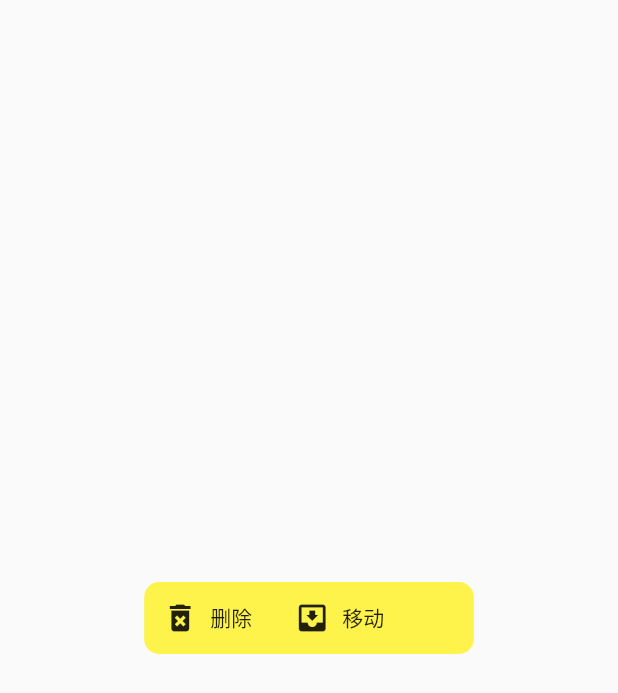
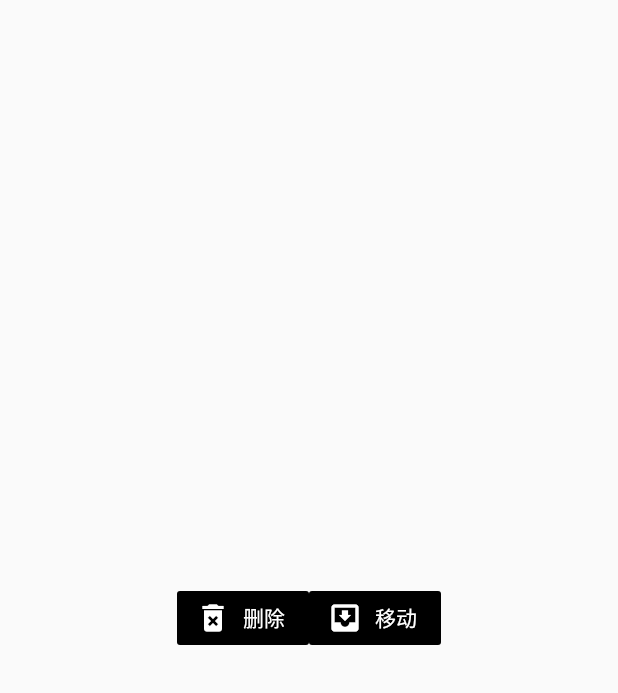
Before and after one commit to jsz315/flutter-app-copy, a Flutter app: the EditMenu widget shown alone on an empty page, opened directly, after a tap on "删除", on a phone screen of 412 x 824 dp. Shown: the top 693 px of the screen. Run offline on Flutter 3.47's test engine with Material 2 defaults, Android fonts, the phone set to English and light mode, and no system bars; our stand-ins replace dio, event_bus, extended_image, flutter_screenutil, flutter_swiper, permission_handler and 3 more; missing offline and left inert: video_thumbnail; accounts and stored records are empty; statements that could not run were skipped.

Commit message:
添加选择数量

```diff
--- a/example/lib/components/edit_menu.dart
+++ b/example/lib/components/edit_menu.dart
@@ -112,18 +112,23 @@ class _EditMenuState extends State<EditMenu> with SingleTickerProviderStateMixin
     for(var i = 0; i < _tags.length; i++){
       var tag = _tags[i];
       list.add(
-        RaisedButton(
+        SizedBox(
+          height: 24,
+          child: RaisedButton(
               padding: EdgeInsets.all(2),
               onPressed: (){_autoFolder(tag);},
-          child: Text(tag),
+              child: Text(tag, style: TextStyle(color: Colors.white,)),
+              color: Colors.black38,
               shape: new RoundedRectangleBorder(
                 // side: BorderSide(
                 //   color: Colors.amber,
                 //   width: 30
                 // ),
-            borderRadius: BorderRadius.circular(20)
+                  borderRadius: BorderRadius.circular(16)
               )
+          ),
         )
+
       );
     }
     showDialog(
@@ -152,6 +157,7 @@ class _EditMenuState extends State<EditMenu> with SingleTickerProviderStateMixin
                 ),
                 Wrap(
                   spacing: 10,
+                  runSpacing: 10,
                   children: list,
                 )
                 ],
@@ -184,24 +190,22 @@ class _EditMenuState extends State<EditMenu> with SingleTickerProviderStateMixin
 
   @override
   Widget build(BuildContext context) {
+
     return AnimatedBuilder(
       animation: animation,
       builder: (BuildContext ctx, Widget child){
         return Positioned(
-          left: ScreenUtil().setWidth(750 / 2 - 400 / 2),
+          left: 0,
           bottom: animation.value,
+          child: Container(
+            width: ScreenUtil().setWidth(750),
             child: Center(
-            child: Container(
-              width: ScreenUtil().setWidth(400),
               child: Row(
+                mainAxisAlignment: MainAxisAlignment.center,
                 children: <Widget>[
-                  FlatButton.icon(onPressed: (){_deleteItems();}, icon: Icon(Icons.delete_forever), label: Text("删除")),
-                  FlatButton.icon(onPressed: (){_popInput();}, icon: Icon(Icons.move_to_inbox), label: Text("移动"))
+                  FlatButton.icon(onPressed: (){_deleteItems();}, icon: Icon(Icons.delete_forever, color: Colors.white,), label: Text("删除", style: TextStyle(color: Colors.white),), color: Colors.black,),
+                  FlatButton.icon(onPressed: (){_popInput();}, icon: Icon(Icons.move_to_inbox, color: Colors.white,), label: Text("移动", style: TextStyle(color: Colors.white),), color: Colors.black,)
                 ],
-              ),
-              decoration: BoxDecoration(
-                  color: Color.fromARGB(180, 255, 240, 0),
-                borderRadius: BorderRadius.circular(10)
               ),
             )
           )
--- a/example/lib/components/title_bar.dart
+++ b/example/lib/components/title_bar.dart
@@ -72,6 +72,16 @@ class _TitleBarState extends State<TitleBar> {
   }
 
   Widget _getAppBar(){
+    var counter;
+    if(widget.title == Config.home){
+      var movieModel = Provider.of<MovieModel>(context);
+      counter = movieModel.selectedCounter();
+    }
+    else if(widget.title == Config.capture){
+      var captureModel = Provider.of<CaptureModel>(context);
+      counter = captureModel.selectedCounter();
+    }
+
     var list = <Widget>[
       Positioned(
         left: 0,
@@ -108,7 +118,7 @@ class _TitleBarState extends State<TitleBar> {
                 value: _isSelected,
                 onChanged: (c){_togglerSelect(c);},
               ),
-              Text("全选", style: TextStyle(color: Colors.white),)
+              Text("全选 $counter", style: TextStyle(color: Colors.white),)
             ],
           ),
         ));
--- a/example/lib/model/capture_model.dart
+++ b/example/lib/model/capture_model.dart
@@ -1,8 +1,10 @@
 class CaptureModel{
   List _captures = [];
   int _index = 0;
+  List _selects = [];
 
   get captures=>_captures;
+  get selects=>_selects;
   get index=>_index;
 
   choose(n){
@@ -11,5 +13,28 @@ class CaptureModel{
 
   update(list){
     _captures = list;
+
+    selectAll(false);
+  }
+
+  selectOne(id, c){
+    _selects[id] = c;
+  }
+
+  selectAll(c){
+    _selects = [];
+    for(var i = 0; i < _captures.length; i++){
+      _selects.add(c);
+    }
+  }
+
+  int selectedCounter(){
+    var t = 0;
+    for(var i = 0; i < _captures.length; i++){
+      if(_selects[i] == true){
+        t++;
+      }
+    }
+    return t;
   }
 }
--- a/example/lib/model/movie_model.dart
+++ b/example/lib/model/movie_model.dart
@@ -1,8 +1,10 @@
 class MovieModel{
   List _movies = [];
   int _index = 0;
+  List _selects = [];
 
   get movies=>_movies;
+  get selects=>_selects;
   get index=>_index;
 
   choose(n){
@@ -11,5 +13,28 @@ class MovieModel{
 
   update(list){
     _movies = list;
+
+    selectAll(false);
+  }
+
+  selectOne(id, c){
+    _selects[id] = c;
+  }
+
+  selectAll(c){
+    _selects = [];
+    for(var i = 0; i < _movies.length; i++){
+      _selects.add(c);
+    }
+  }
+
+  int selectedCounter(){
+    var t = 0;
+    for(var i = 0; i < _movies.length; i++){
+      if(_selects[i] == true){
+        t++;
+      }
+    }
+    return t;
   }
 }
--- a/example/lib/pages/system_page.dart
+++ b/example/lib/pages/system_page.dart
@@ -164,6 +164,7 @@ class _SystemPageState extends State<SystemPage> with AutomaticKeepAliveClientMi
                   flex: 1,
                 ),
                 CupertinoSwitch(
+                  activeColor: Colors.amber,
                   value: value,
                   onChanged: onChanged,
                 )
--- a/example/lib/pages/viewer_page.dart
+++ b/example/lib/pages/viewer_page.dart
@@ -83,10 +83,10 @@ class _ViewerPageState extends State<ViewerPage> {
               left: ScreenUtil().setWidth(300),
               bottom: 10,
               width: ScreenUtil().setWidth(150),
-              height: ScreenUtil().setWidth(40),
+              height: ScreenUtil().setWidth(60),
               child: Container(
                 decoration: BoxDecoration(
-                  borderRadius: BorderRadius.circular(4),
+                  borderRadius: BorderRadius.circular(12),
                   color: Color.fromARGB(90, 0, 0, 0)
                 ),
                 child: Center(
```
Also changed, not shown: example/lib/pages/capture_page.dart (+10 -10 lines), example/lib/pages/home_page.dart (+21 -11 lines). Lines whose indentation alone changed are shown as unchanged.
